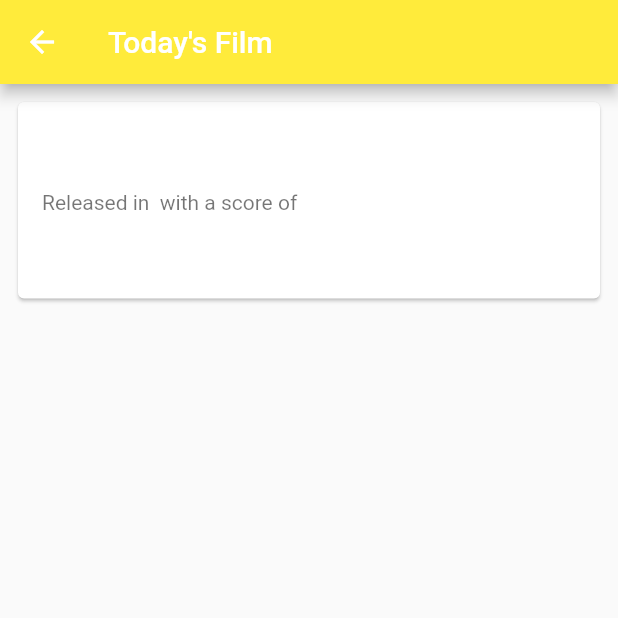
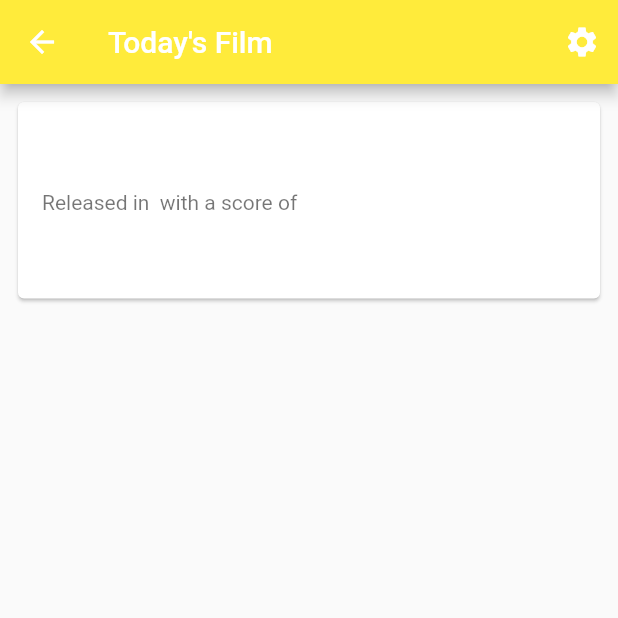
Before and after one commit to gu-tig333-ht23/grupp5, a Flutter app: the DailyFilmPage screen opened directly, on a phone screen of 412 x 824 dp, the top half of it. Run offline on Flutter 3.47's test engine with Material 2 defaults, Android fonts, the phone set to English and light mode, and no system bars; our stand-ins replace dio; network calls fail.

Commit message:
Halfway through implementing settings page

```diff
--- a/good_morning/lib/main.dart
+++ b/good_morning/lib/main.dart
@@ -1,4 +1,5 @@
 import 'package:flutter/material.dart';
+import 'package:good_morning/ui/daily_film_settings.dart';
 import 'package:good_morning/utils/daily_fact/daily_fact_list.dart';
 import '/ui/home_page.dart';
 import 'package:provider/provider.dart';
@@ -14,6 +15,7 @@ void main() {
         ChangeNotifierProvider(
           create: (context) => MovieProvider(),
         ),
+        ChangeNotifierProvider(create: (context) => DailyFilmSettingsModel()),
         // other providers here..
       ],
       child: const MyApp(),
--- a/good_morning/lib/ui/daily_film_page.dart
+++ b/good_morning/lib/ui/daily_film_page.dart
@@ -1,6 +1,7 @@
 import 'package:flutter/material.dart';
 import 'package:provider/provider.dart';
 import 'package:good_morning/utils/daily_film.dart';
+import 'package:good_morning/ui/daily_film_settings.dart';
 
 class DailyFilmPage extends StatefulWidget {
   final ThemeData theme;
@@ -21,24 +22,46 @@ class DailyFilmPageState extends State<DailyFilmPage> {
   @override
   Widget build(BuildContext context) {
     var movieProvider = Provider.of<MovieProvider>(context);
+    var settingsModel = context.watch<DailyFilmSettingsModel>();
+    final title = Provider.of<MovieProvider>(context).movieTitle;
+    final description = Provider.of<MovieProvider>(context).movieDescription;
+    final date = Provider.of<MovieProvider>(context).movieDate;
+    final rating = Provider.of<MovieProvider>(context).movieRating;
 
     return Scaffold(
       appBar: AppBar(
         backgroundColor: Theme.of(context).colorScheme.primary,
         title: const Text("Today's Film"),
+        actions: [
+          IconButton(
+            icon: const Icon(Icons.settings),
+            onPressed: () {
+              Navigator.push(
+                context,
+                MaterialPageRoute(
+                  builder: (context) =>
+                      DailyFilmSettings(theme: Theme.of(context)),
+                ),
+              );
+            },
+          )
+        ],
       ),
       body: Padding(
         padding: const EdgeInsets.all(8.0),
-        child: ListView(
-          children: [
-            buildFullCard(
-              movieProvider.movieTitle,
-              movieProvider.movieDescription,
-              movieProvider.movieDate,
-              movieProvider.movieRating,
-              () {},
-            ),
-          ],
+        child: Card(
+          color: Theme.of(context).cardColor,
+          child: ListTile(
+              contentPadding:
+                  const EdgeInsets.symmetric(vertical: 20.0, horizontal: 16.0),
+              title: Text(title,
+                  style: const TextStyle(fontWeight: FontWeight.bold)),
+              subtitle: Text('''
+
+Released in $date with a score of $rating
+
+$description'''),
+              onTap: () {}),
         ),
       ),
     );
@@ -57,26 +80,6 @@ class DailyFilmPageState extends State<DailyFilmPage> {
     } catch (e) {
       print('Error fetching movie: $e');
     }
-  }
-
-  Widget buildFullCard(String title, String description, String date,
-      String rating, Function onTapAction) {
-    return Card(
-      color: Theme.of(context).cardColor,
-      child: ListTile(
-        contentPadding:
-            const EdgeInsets.symmetric(vertical: 20.0, horizontal: 16.0),
-        title: Text(title, style: const TextStyle(fontWeight: FontWeight.bold)),
-        subtitle: Text('''
-
-Released in $date with a score of $rating
-
-$description'''),
-        onTap: () {
-          onTapAction.call();
-        },
-      ),
-    );
   }
 }
 
--- a/good_morning/lib/utils/daily_film.dart
+++ b/good_morning/lib/utils/daily_film.dart
@@ -14,15 +14,16 @@ class FilmApi {
   FilmApi(this.dio);
 
   //Testing numbers
+  String releaseYear = '2021';
+
   String pageNumber = '&page=${Random().nextInt(20)}';
-  int releaseYear = 2020;
 
   Future<Map<String, dynamic>> getMovie() async {
     dio.options.headers['Authorization'] = 'Bearer $bearerKey';
     dio.options.headers['Accept'] = 'application/json';
 
     Response response = await dio.get(
-        'https://api.themoviedb.org/3/discover/movie?include_adult=false&include_video=false&language=en-US&page=$pageNumber&primary_release_year=$releaseYear&sort_by=popularity.desc');
+        'https://api.themoviedb.org/3/discover/movie?include_adult=false&include_video=false&language=en-US$pageNumber&primary_release_year=$releaseYear&sort_by=popularity.desc');
 
     int randomIndex = Random().nextInt(response.data['results'].length);
     Map<String, dynamic> randomMovie = response.data['results'][randomIndex];
```
Also changed, not shown: good_morning/lib/ui/daily_film_settings.dart (added, +95 -0 lines).
